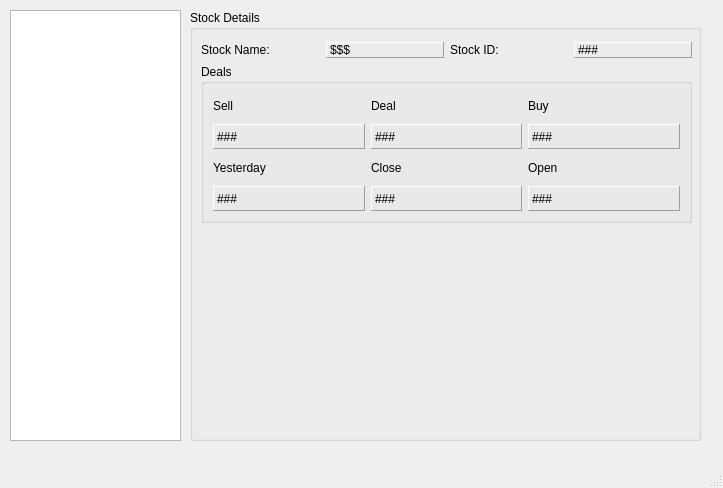
Before: the Qt Designer form morketiewindow.ui in omortie/Morket, drawn with Qt 5.
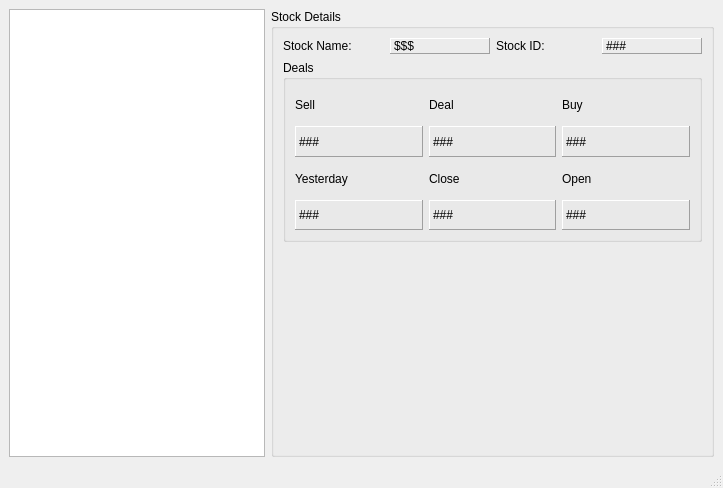
After: the same form once the commit is applied.

Commit message:
added a simple html request analyzer for take the uid of all stocks from tsetmc
* used htmlcxx for parsing html content just for test

The edit to the form file:
```diff
--- a/morketiewindow.ui
+++ b/morketiewindow.ui
@@ -14,37 +14,32 @@
    <string>Morketie</string>
   </property>
   <widget class="QWidget" name="centralwidget">
-   <widget class="QListView" name="stockList">
-    <property name="geometry">
-     <rect>
-      <x>10</x>
-      <y>10</y>
-      <width>171</width>
-      <height>431</height>
-     </rect>
-    </property>
-   </widget>
+   <layout class="QGridLayout" name="gridLayout_2">
+    <item row="0" column="0">
+     <layout class="QHBoxLayout" name="horizontalLayout_5">
+      <item>
+       <widget class="QListWidget" name="stocksList">
+        <property name="sizePolicy">
+         <sizepolicy hsizetype="Maximum" vsizetype="Preferred">
+          <horstretch>0</horstretch>
+          <verstretch>0</verstretch>
+         </sizepolicy>
+        </property>
+       </widget>
+      </item>
+      <item>
    <widget class="QGroupBox" name="stockDetailsGB">
-    <property name="geometry">
-     <rect>
-      <x>190</x>
-      <y>10</y>
-      <width>511</width>
-      <height>431</height>
-     </rect>
+        <property name="sizePolicy">
+         <sizepolicy hsizetype="MinimumExpanding" vsizetype="Preferred">
+          <horstretch>1</horstretch>
+          <verstretch>0</verstretch>
+         </sizepolicy>
     </property>
     <property name="title">
      <string>Stock Details</string>
     </property>
-    <widget class="QWidget" name="">
-     <property name="geometry">
-      <rect>
-       <x>11</x>
-       <y>32</y>
-       <width>491</width>
-       <height>181</height>
-      </rect>
-     </property>
+        <layout class="QGridLayout" name="gridLayout_3">
+         <item row="0" column="0">
      <layout class="QVBoxLayout" name="verticalLayout_10">
       <item>
        <layout class="QHBoxLayout" name="horizontalLayout_4">
@@ -274,8 +269,26 @@
        </widget>
       </item>
      </layout>
-    </widget>
-   </widget>
+         </item>
+         <item row="1" column="0">
+          <spacer name="verticalSpacer">
+           <property name="orientation">
+            <enum>Qt::Vertical</enum>
+           </property>
+           <property name="sizeHint" stdset="0">
+            <size>
+             <width>20</width>
+             <height>40</height>
+            </size>
+           </property>
+          </spacer>
+         </item>
+        </layout>
+       </widget>
+      </item>
+     </layout>
+    </item>
+   </layout>
   </widget>
   <widget class="QMenuBar" name="menubar">
    <property name="geometry">
```
Lines whose indentation alone changed are shown as unchanged. The commit also changes 97 other files.
